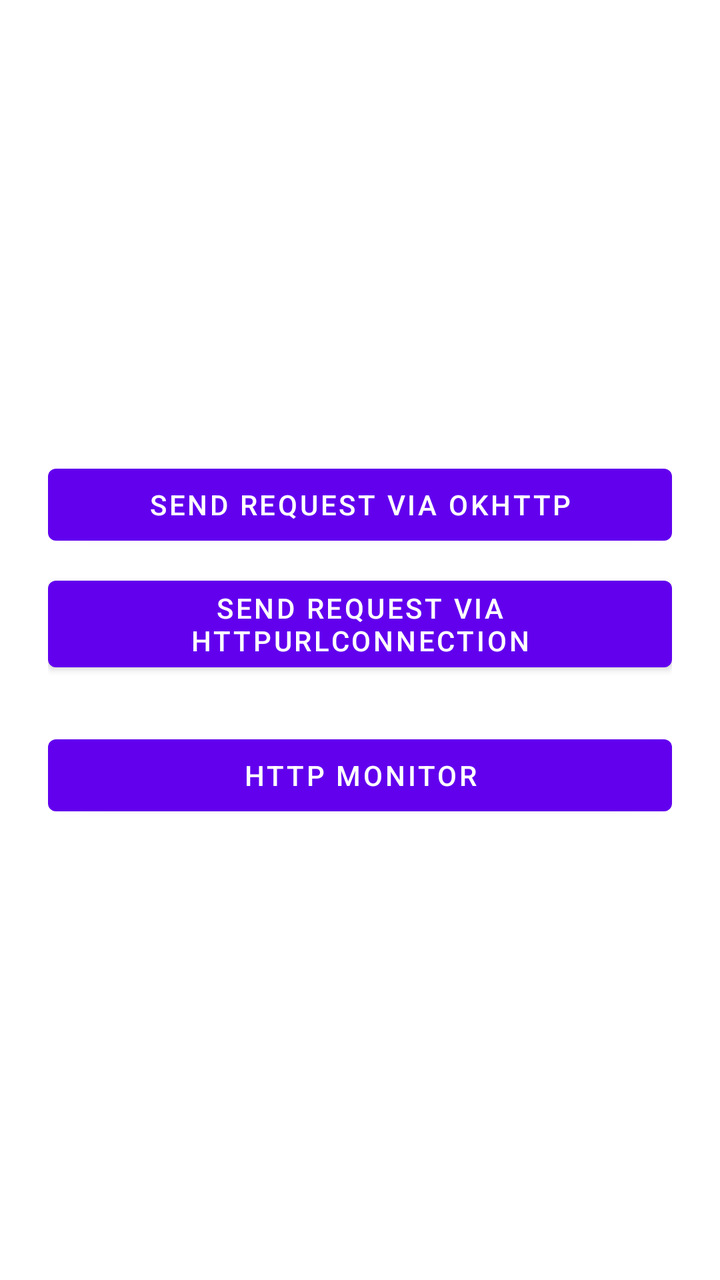
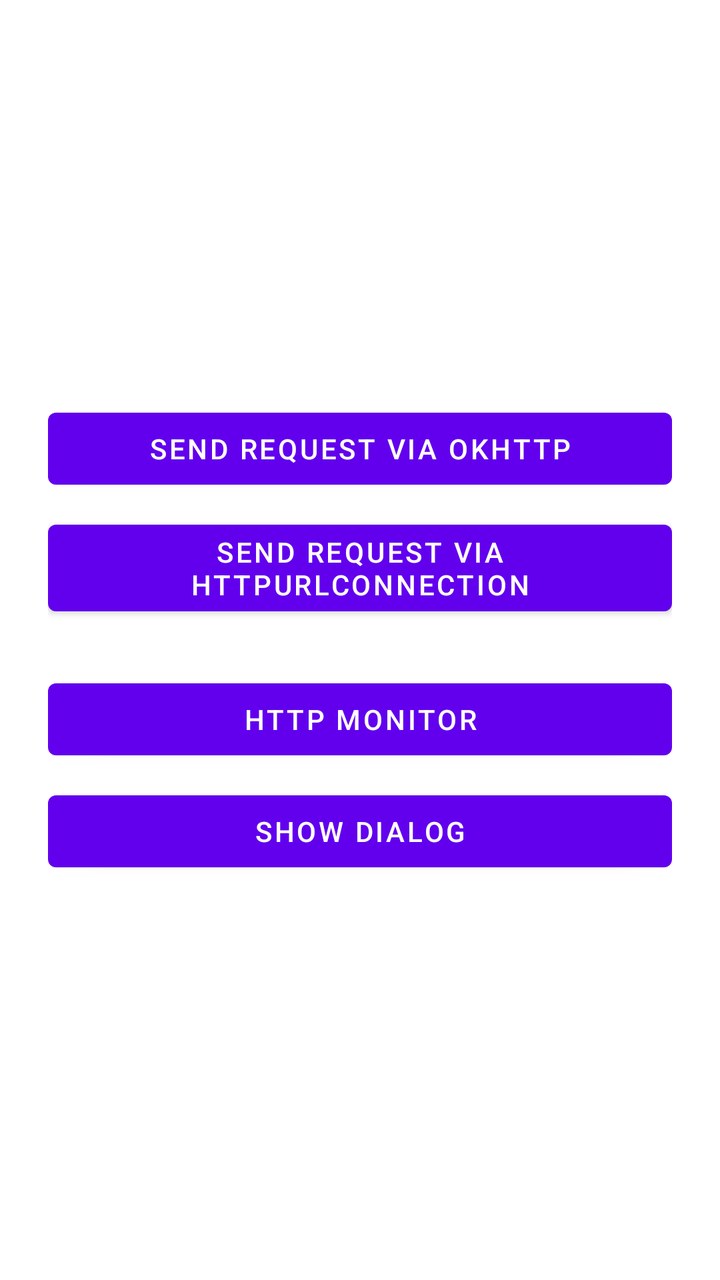

The first picture is an Android layout as it rendered before a commit; the second is the same layout after the commit. The layout source and the unified diff follow.
<!-- AndroidManifest.xml: application theme Theme.Paduke -->
<!-- res/layout/activity_main.xml -->
<?xml version="1.0" encoding="utf-8"?>
<LinearLayout xmlns:android="http://schemas.android.com/apk/res/android"
    android:layout_width="match_parent"
    android:layout_height="match_parent"
    android:gravity="center"
    android:orientation="vertical"
    android:padding="24dp">

    <Button
        android:id="@+id/sendOkHttp"
        android:layout_width="match_parent"
        android:layout_height="wrap_content"
        android:text="@string/demo_send_okhttp" />

    <Button
        android:id="@+id/sendUrlConnection"
        android:layout_width="match_parent"
        android:layout_height="wrap_content"
        android:layout_marginTop="8dp"
        android:text="@string/demo_send_urlconnection" />

    <Button
        android:id="@+id/openMonitor"
        android:layout_width="match_parent"
        android:layout_height="wrap_content"
        android:layout_marginTop="24dp"
        android:text="@string/http_monitor_title" />
</LinearLayout>
<!-- resources referenced by this layout -->
<resources>
  <string name="demo_send_okhttp">Send request via OkHttp</string>
  <string name="demo_send_urlconnection">Send request via HttpURLConnection</string>
  <string name="http_monitor_title">HTTP Monitor</string>
  <style name="Theme.Paduke" parent="Theme.MaterialComponents.DayNight.DarkActionBar">
          
          <item name="colorPrimary">@color/purple_500</item>
          <item name="colorPrimaryVariant">@color/purple_700</item>
          <item name="colorOnPrimary">@color/white</item>
          
          <item name="colorSecondary">@color/teal_200</item>
          <item name="colorSecondaryVariant">@color/teal_700</item>
          <item name="colorOnSecondary">@color/black</item>
          
          <item name="android:statusBarColor">?attr/colorPrimaryVariant</item>
          
      </style>
  <color name="purple_500">#FF6200EE</color>
  <color name="purple_700">#FF3700B3</color>
  <color name="white">#FFFFFFFF</color>
  <color name="teal_200">#FF03DAC5</color>
  <color name="teal_700">#FF018786</color>
  <color name="black">#FF000000</color>
</resources>

<!-- the commit's change to res/layout/activity_main.xml (unified diff, before → after) -->
@@ -25,4 +25,11 @@
         android:layout_height="wrap_content"
         android:layout_marginTop="24dp"
         android:text="@string/http_monitor_title" />
+
+    <Button
+        android:id="@+id/showDialog"
+        android:layout_width="match_parent"
+        android:layout_height="wrap_content"
+        android:layout_marginTop="8dp"
+        android:text="Show dialog" />
 </LinearLayout>
